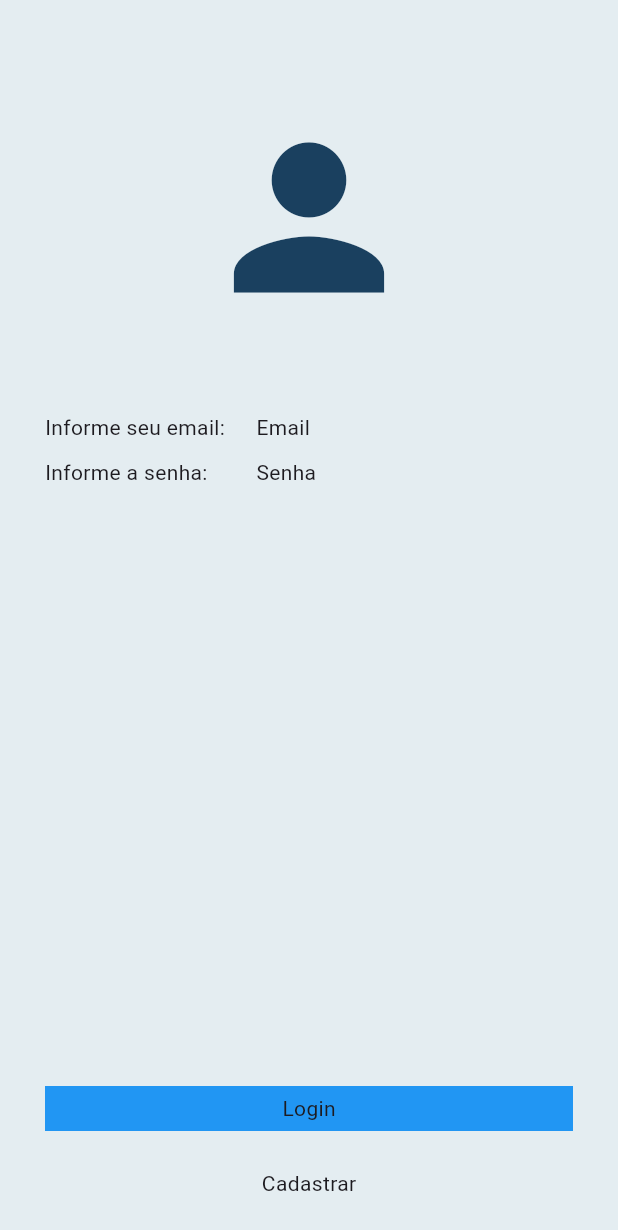
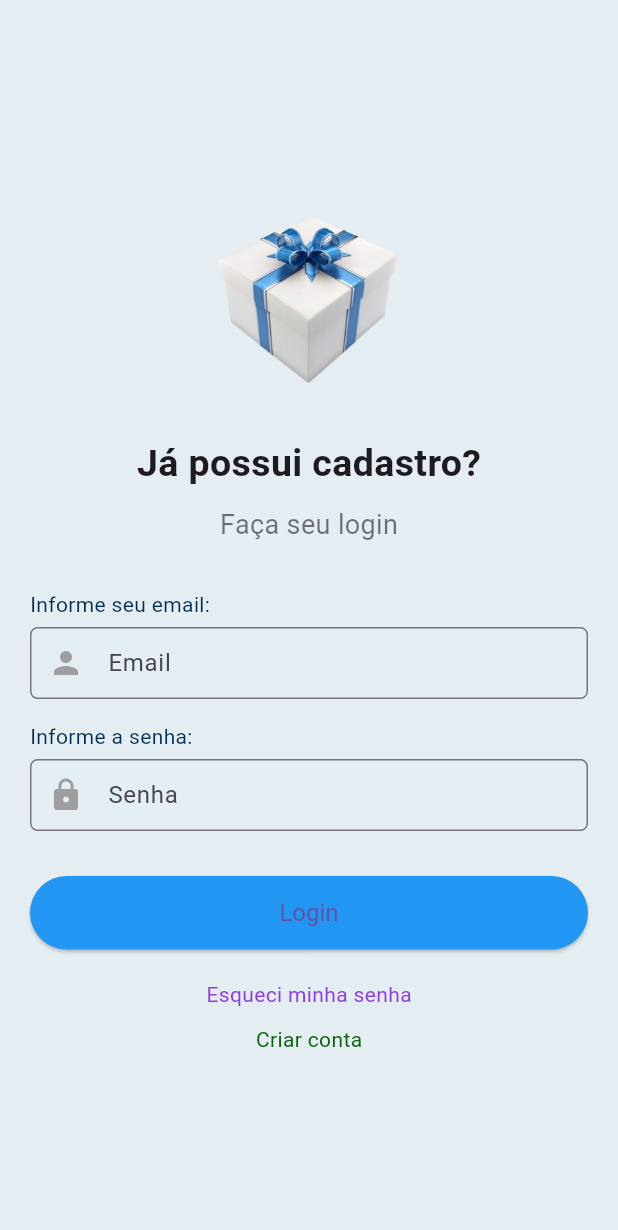
Before and after one commit to isalvlace/treino_flutter, a Flutter app: the screen it shows after launch, on a phone screen of 412 x 824 dp. Shown: the top 1230 px of the screen. Run offline on Flutter 3.47's test engine with Material 3 defaults, Android fonts, the phone set to English and light mode, and no system bars; our stand-ins replace google_fonts.

```diff
--- a/lib/pages/login_page.dart
+++ b/lib/pages/login_page.dart
@@ -1,4 +1,5 @@
 import 'package:flutter/material.dart';
+import 'package:treino_flutter/pages/main_page.dart';
 
 class LoginPage extends StatefulWidget {
   const LoginPage({super.key});
@@ -8,64 +9,156 @@ class LoginPage extends StatefulWidget {
 }
 
 class _LoginPageState extends State<LoginPage> {
+  var emailController = TextEditingController(text: "");
+  var passController = TextEditingController(text: "");
+
   @override
   Widget build(BuildContext context) {
-    return SafeArea(
-      child: Scaffold(
-        backgroundColor: const Color.fromARGB(255, 228, 237, 241),
-        body: SizedBox(
-          width: double.infinity,
-          child: Column(
-            crossAxisAlignment: CrossAxisAlignment.center,
-            children: [
-              const SizedBox(height: 70),
-              const Icon(Icons.person, size: 150, color: Color.fromARGB(255, 26, 64, 95)),
-              const SizedBox(height: 50),
-              Container(
-                width: double.infinity,
-                height: 30,
-                margin: const EdgeInsets.symmetric(horizontal: 30),
-                alignment: Alignment.center,
-                child: const Row(
-                  children: [
-                    Expanded(flex: 2, child: Text("Informe seu email:")),
-                    Expanded(flex: 3, child: Text("Email"))
-                  ],
+    return Scaffold(
+      backgroundColor: const Color.fromARGB(255, 228, 237, 241),
+      body: SafeArea(
+        child: Center(
+          child: SingleChildScrollView(
+            padding: const EdgeInsets.all(20),
+            child: Column(
+              mainAxisAlignment: MainAxisAlignment.center,
+              children: [
+                const SizedBox(height: 20),
+                Image.asset(
+                  'assets/img/white_gift_box.png',
+                  height: 150,
+                  fit: BoxFit.cover,
                 ),
-              ),
-              Container(
-                width: double.infinity,
-                height: 30,
-                margin: const EdgeInsets.symmetric(horizontal: 30),
-                alignment: Alignment.center,
-                child: const Row(
-                  children: [
-                    Expanded(flex: 2, child: Text("Informe a senha:")),
-                    Expanded(flex: 3, child: Text("Senha"))
-                  ],
+                const SizedBox(height: 20),
+                const Text(
+                  "Já possui cadastro?",
+                  style: TextStyle(fontSize: 25, fontWeight: FontWeight.bold),
                 ),
-              ),
-              Expanded(child: Container()),
-              Container(
-                width: double.infinity,
-                height: 30,
-                margin: const EdgeInsets.symmetric(horizontal: 30),
-                alignment: Alignment.center,
-                color: Colors.blue,
-                child: const Text("Login"),
-              ),
-              const SizedBox(height: 20),
-              Container(
-                height: 30,
-                margin: const EdgeInsets.symmetric(horizontal: 30),
-                alignment: Alignment.center,
-                child: const Text("Cadastrar"),
-              ),
-              const SizedBox(height: 20)
-            ],
+                const SizedBox(height: 10),
+                const Text(
+                  "Faça seu login",
+                  style: TextStyle(fontSize: 18, color: Colors.black54),
+                ),
+                const SizedBox(height: 30),
+                _buildTextField(
+                  controller: emailController,
+                  label: "Informe seu email:",
+                  hintText: "Email",
+                  icon: Icons.person,
+                ),
+                const SizedBox(height: 15),
+                _buildTextField(
+                  controller: passController,
+                  label: "Informe a senha:",
+                  hintText: "Senha",
+                  icon: Icons.lock,
+                  obscureText: true,
+                ),
+                const SizedBox(height: 30),
+                _buildLoginButton(emailController, passController),
+                const SizedBox(height: 20),
+                _buildFooterLinks(),
+                const SizedBox(height: 20),
+              ],
+            ),
           ),
         ),
       ),
     );
   }
+
+  Widget _buildTextField({
+    required TextEditingController controller,
+    required String label,
+    required String hintText,
+    required IconData icon,
+    bool obscureText = false,
+  }) {
+    return Column(
+      crossAxisAlignment: CrossAxisAlignment.start,
+      children: [
+        Text(
+          label,
+          style: const TextStyle(fontSize: 14, color: Color.fromARGB(255, 2, 47, 83)),
+        ),
+        const SizedBox(height: 5),
+        TextField(
+          controller: controller,
+          obscureText: obscureText,
+          decoration: InputDecoration(
+            hintText: hintText,
+            prefixIcon: Icon(icon, color: Colors.grey),
+            border: OutlineInputBorder(
+              borderRadius: BorderRadius.circular(5),
+            ),
+            contentPadding: const EdgeInsets.symmetric(vertical: 10, horizontal: 10),
+          ),
+        ),
+      ],
+    );
+  }
+
+  Widget _buildLoginButton(TextEditingController emailController, TextEditingController passController) {
+  return SizedBox(
+    width: double.infinity,
+    child: ElevatedButton(
+      onPressed: () {
+        if (emailController.text.trim() == "isaacdavid797@gmail.com" && passController.text.trim() == "666") {
+          Navigator.pushReplacement(
+            context,
+            MaterialPageRoute(
+              builder: (context) => const MainPage(),
+            ),
+          ).then((_) {
+            ScaffoldMessenger.of(context).showSnackBar(
+              const SnackBar(content: Text("Login successful!")),
+            );
+          });
+        } else {
+          ScaffoldMessenger.of(context).showSnackBar(
+            const SnackBar(content: Text("Erro ao tentar logar!")),
+          );
+        }
+      },
+      style: ElevatedButton.styleFrom(
+        padding: const EdgeInsets.symmetric(vertical: 15),
+        backgroundColor: Colors.blue,
+        textStyle: const TextStyle(fontSize: 16),
+      ),
+      child: const Text("Login"),
+    ),
+  );
 }
+
+  Widget _buildFooterLinks() {
+    return Column(
+      children: [
+        GestureDetector(
+          onTap: () {
+            // implementação de esqueceu a senha aqui
+          },
+          child: const Text(
+            "Esqueci minha senha",
+            style: TextStyle(
+              color: Color.fromARGB(255, 140, 59, 231),
+              fontWeight: FontWeight.w400,
+            ),
+          ),
+        ),
+        const SizedBox(height: 10),
+        GestureDetector(
+          onTap: () {
+            // implementação de criar a conta aqui
+          },
+          child: const Text(
+            "Criar conta",
+            style: TextStyle(
+              color: Color.fromARGB(255, 13, 100, 16),
+              fontWeight: FontWeight.w400,
+            ),
+          ),
+        ),
+      ],
+    );
+  }
+}
--- a/pubspec.yaml
+++ b/pubspec.yaml
@@ -59,6 +59,9 @@ flutter:
   # the material Icons class.
   uses-material-design: true
 
+  assets:
+    - assets/img/white_gift_box.png
+
   # To add assets to your application, add an assets section, like this:
   # assets:
   #   - images/a_dot_burr.jpeg
```
Also changed, not shown: lib/pages/main_page.dart (added, +143 -0 lines), assets/img/gift.png (added), assets/img/white_gift_box.png (added), flutter_03.png (added), lib/pages/home_page_mod.dart (renamed from lib/pages/home_page.dart).
